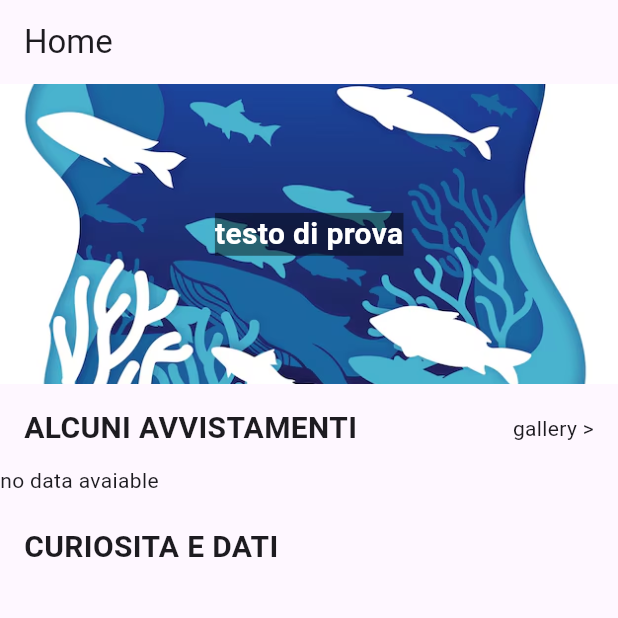
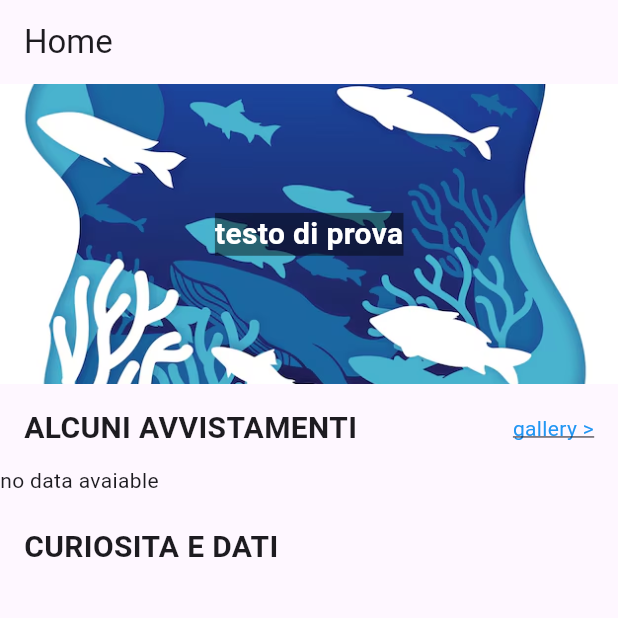
Before and after one commit to MattiaFlamigni/delta_explorer, a Flutter app: the screen it shows after launch, on a phone screen of 412 x 824 dp, the top half of it. Run offline on Flutter 3.47's test engine with Material 3 defaults, Android fonts, the phone set to English and light mode, and no system bars; our stand-ins replace camera, cloud_firestore, firebase_core, flutter_compass, flutter_dotenv, font_awesome_flutter and 4 more; missing offline and left inert: flutter_osm_plugin, weatherapi; accounts and stored records are empty.

Commit message:
add gallery

```diff
--- a/lib/home/home.dart
+++ b/lib/home/home.dart
@@ -1,3 +1,4 @@
+import 'package:delta_explorer/gallery/gallery.dart';
 import 'package:delta_explorer/home/homeController.dart';
 import 'package:delta_explorer/maps/maps.dart';
 import 'package:flutter/material.dart';
@@ -309,13 +310,29 @@ class _HomeState extends State<Home> {
       children: [
         Text(
           text1,
-          style: TextStyle(fontWeight: FontWeight.bold, fontSize: 20),
+          style: const TextStyle(fontWeight: FontWeight.bold, fontSize: 20),
         ),
-        Spacer(),
-        Text(text2),
+        const Spacer(),
+        text2.toLowerCase() == "gallery >"
+            ? GestureDetector(
+          onTap: () {
+            Navigator.of(context).push(
+              MaterialPageRoute(builder: (context) => GalleryScreen()),
+            );
+          },
+          child: Text(
+            text2,
+            style: const TextStyle(
+              color: Colors.blue,
+              decoration: TextDecoration.underline,
+            ),
+          ),
+        )
+            : Text(text2),
       ],
     );
   }
+
 
   Widget drawRowWithCard() {
     return ListView.builder(
--- a/pubspec.yaml
+++ b/pubspec.yaml
@@ -50,6 +50,7 @@ dependencies:
   font_awesome_flutter: ^10.8.0
   intl: ^0.17.0
   flutter_dotenv: ^5.0.2
+  cached_network_image: ^3.3.1
 
 
 
```
Also changed, not shown: lib/gallery/gallery.dart (added, +62 -0 lines), lib/gallery/galleryController.dart (added, +11 -0 lines), pubspec.lock, 1 other file.
